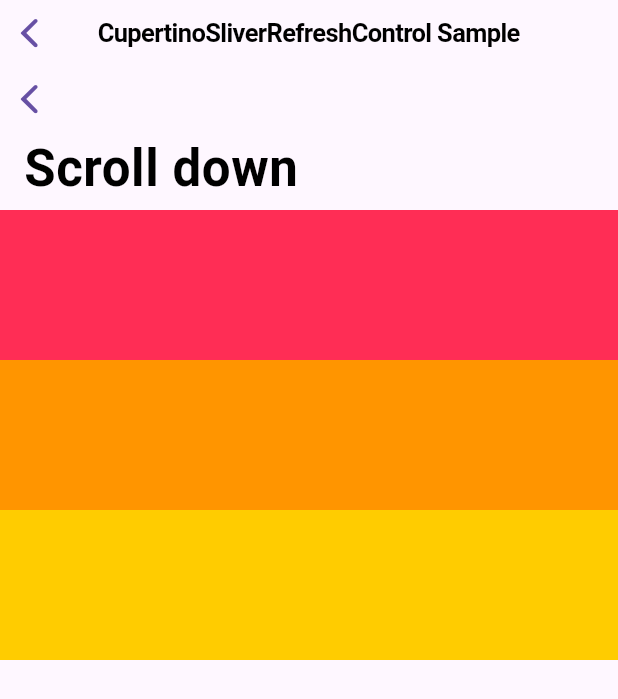
After one commit to shinraxtensei/flutterHamid, a Flutter app: the RefreshControlExample screen opened directly, on a phone screen of 412 x 824 dp. The commit adds this screen. Shown: the top 699 px of the screen. Run offline on Flutter 3.47's test engine with Material 3 defaults, Android fonts, the phone set to English and light mode, and no system bars.

Commit message:
Add pull_to_refresh dependency and implement refresh control

```diff
--- /dev/null
+++ b/hamid/lib/scrolling/refrech.dart
@@ -0,0 +1,154 @@
+// import 'package:flutter/material.dart';
+// import 'package:pull_to_refresh/pull_to_refresh.dart';
+
+// class Refrech extends StatelessWidget {
+//   const Refrech({super.key});
+
+//   @override
+//   Widget build(BuildContext context) {
+//     return Home();
+//     // return MaterialApp(title: 'refrech hamid', home: Home());
+//   }
+// }
+
+// class RefreshBackground extends StatelessWidget {
+//   const RefreshBackground({super.key});
+
+//   @override
+//   Widget build(BuildContext context) {
+//     return SliverAppBar(
+//       expandedHeight: 200.0,
+//       flexibleSpace: FlexibleSpaceBar(
+//         background: Image.asset(
+//           'assets/images/darkhamid.jpeg',
+//           fit: BoxFit.cover,
+//         ),
+//       ),
+//     );
+//   }
+// }
+
+// class Home extends StatelessWidget {
+//   final RefreshController _refreshController = RefreshController(
+//     initialRefresh: false,
+//   );
+
+//   Home({super.key});
+//   @override
+//   Widget build(BuildContext context) {
+//     return Scaffold(
+
+//         backgroundColor: Colors.grey[700],
+//         body: SmartRefresher(
+//           controller: _refreshController,
+//           header: const WaterDropHeader(),
+//             enablePullDown: false,
+//           enablePullUp: false,
+//           enableTwoLevel: false,
+//           // header: defaultHeader,
+//           onRefresh: () async {
+//             await Future.delayed(const Duration(seconds: 1));
+//             _refreshController.refreshCompleted();
+//           },
+//           child: CustomScrollView(
+//             slivers: [
+//               const RefreshBackground(),
+//               SliverList(delegate: SliverChildListDelegate(buildList()))
+//             ],
+//           ),
+//         ));
+//   }
+// }
+
+// List<Widget> buildList() {
+//   return List.generate(
+//       15,
+//       (index) => Container(
+//             height: 100,
+//             margin: const EdgeInsets.symmetric(
+//               vertical: 10,
+//               horizontal: 15,
+//             ),
+//             decoration: BoxDecoration(
+//               color: Colors.white,
+//               borderRadius: BorderRadius.circular(15),
+//             ),
+//           ));
+// }
+
+
+
+
+
+import 'package:flutter/cupertino.dart';
+
+
+class RefreshControlApp extends StatelessWidget {
+  const RefreshControlApp({super.key});
+
+  @override
+  Widget build(BuildContext context) {
+    return const CupertinoApp(
+      theme: CupertinoThemeData(brightness: Brightness.light),
+      home: RefreshControlExample(),
+    );
+  }
+}
+
+class RefreshControlExample extends StatefulWidget {
+  const RefreshControlExample({super.key});
+
+  @override
+  State<RefreshControlExample> createState() => _RefreshControlExampleState();
+}
+
+class _RefreshControlExampleState extends State<RefreshControlExample> {
+  List<Color> colors = <Color>[
+    CupertinoColors.systemYellow,
+    CupertinoColors.systemOrange,
+    CupertinoColors.systemPink,
+  ];
+  List<Widget> items = <Widget>[
+    Container(color: CupertinoColors.systemPink, height: 100.0),
+    Container(color: CupertinoColors.systemOrange, height: 100.0),
+    Container(color: CupertinoColors.systemYellow, height: 100.0),
+  ];
+
+  @override
+  Widget build(BuildContext context) {
+    return CupertinoPageScaffold(
+      navigationBar: const CupertinoNavigationBar(
+        middle: Text('CupertinoSliverRefreshControl Sample'),
+      ),
+      child: CustomScrollView(
+        physics: const BouncingScrollPhysics(
+          parent: AlwaysScrollableScrollPhysics(),
+        ),
+        slivers: <Widget>[
+          const CupertinoSliverNavigationBar(
+            largeTitle: Text('Scroll down'),
+          ),
+          CupertinoSliverRefreshControl(
+            onRefresh: () async {
+              await Future<void>.delayed(
+                const Duration(milliseconds: 1000),
+              );
+              setState(() {
+                items.insert(
+                  0,
+                  Container(color: colors[items.length % 3], height: 100.0),
+                );
+              });
+            },
+          ),
+          SliverList(
+            delegate: SliverChildBuilderDelegate(
+              (BuildContext context, int index) => items[index],
+              childCount: items.length,
+            ),
+          ),
+        ],
+      ),
+    );
+  }
+}
--- a/hamid/pubspec.yaml
+++ b/hamid/pubspec.yaml
@@ -21,6 +21,7 @@ version: 1.0.0+1
 environment:
   sdk: '>=3.2.4 <4.0.0'
 
+
 # Dependencies specify other packages that your package needs in order to work.
 # To automatically upgrade your package dependencies to the latest versions
 # consider running `flutter pub upgrade --major-versions`. Alternatively,
@@ -28,8 +29,10 @@ environment:
 # the latest version available on pub.dev. To see which dependencies have newer
 # versions available, run `flutter pub outdated`.
 dependencies:
+  pull_to_refresh: ^1.4.5
   flutter:
     sdk: flutter
+
 
 
   # The following adds the Cupertino Icons font to your application.
```
Also changed, not shown: hamid/lib/main.dart (+155 -4 lines), hamid/lib/scrolling/customs_scrolling_weird.dart (added, +165 -0 lines), hamid/pubspec.lock.
